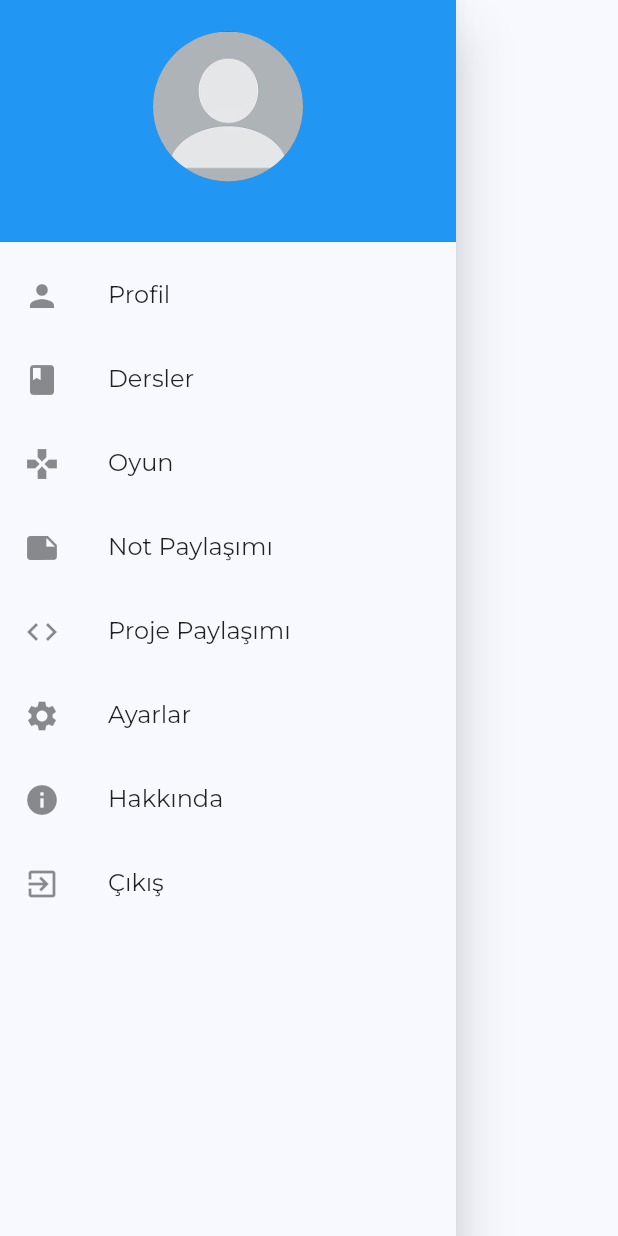
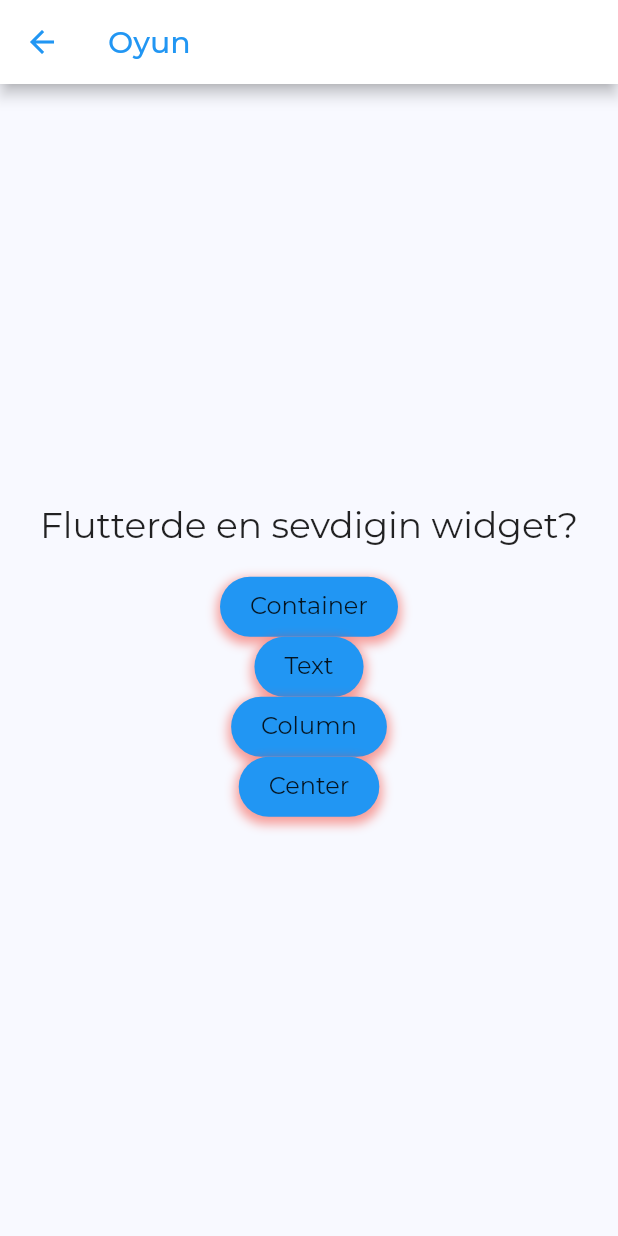
Before and after one commit to melihhakanpektas/app_jam_uygulama, a Flutter app: the HomePageDrawer widget shown alone on an empty page, opened directly, after a tap on "Oyun", on a phone screen of 412 x 824 dp. Run offline on Flutter 3.47's test engine with Material 2 defaults, Android fonts, the phone set to English and light mode, and no system bars; our stand-ins replace cloud_firestore, firebase_auth, firebase_core, flutter_bloc, google_fonts, syncfusion_flutter_calendar; accounts and stored records are empty.

Commit message:
game draft

```diff
--- a/lib/components/home_page_drawer.dart
+++ b/lib/components/home_page_drawer.dart
@@ -3,6 +3,7 @@
 import 'package:firebase_auth/firebase_auth.dart';
 import 'package:flutter/material.dart';
 import 'package:flutter_bloc/flutter_bloc.dart';
+import 'package:app_jam_uygulama/pages/gamepage.dart';
 
 class HomePageDrawer extends StatelessWidget {
   const HomePageDrawer({super.key});
@@ -59,6 +60,8 @@
             leading: Icon(Icons.games),
             title: Text('Oyun'),
             onTap: () {
+              Navigator.push(context,
+                  MaterialPageRoute(builder: (context) => GamePage()));
               // Burada oyun sayfasına yönlendirebilirsiniz
             },
           ),
--- /dev/null
+++ b/lib/pages/gamepage.dart
@@ -0,0 +1,57 @@
+import 'package:app_jam_uygulama/components/home_page_drawer.dart';
+import 'package:flutter/material.dart';
+
+class GamePage extends StatelessWidget {
+  @override
+  Widget build(BuildContext context) {
+    return Scaffold(
+      appBar: AppBar(
+        title: Text('Oyun'),
+      ),
+      body: Center(
+        child: Column(
+          mainAxisAlignment: MainAxisAlignment.center,
+          children: <Widget>[
+            Text(
+              'Flutterde en sevdigin widget?',
+              style: TextStyle(fontSize: 24),
+            ),
+            SizedBox(height: 20),
+            Column(
+              children: <Widget>[
+                _buildSmallTextBox('Container', 16),
+                _buildSmallTextBox('Text', 16),
+                _buildSmallTextBox('Column', 16),
+                _buildSmallTextBox('Center', 16),
+              ],
+            ),
+          ],
+        ),
+      ),
+    );
+  }
+
+// _buildSmallTextBox method
+
+  Widget _buildSmallTextBox(String text, double fontSize) {
+    return Container(
+      padding: EdgeInsets.symmetric(vertical: 10, horizontal: 20),
+      decoration: BoxDecoration(
+        color: Colors.blue,
+        borderRadius: BorderRadius.circular(20),
+        boxShadow: [
+          BoxShadow(
+            color: Colors.red.withOpacity(0.5),
+            spreadRadius: 2,
+            blurRadius: 5,
+            offset: Offset(0, 3), // changes position of shadow
+          ),
+        ],
+      ),
+      child: Text(
+        text,
+        style: TextStyle(fontSize: fontSize),
+      ),
+    );
+  }
+}
```
